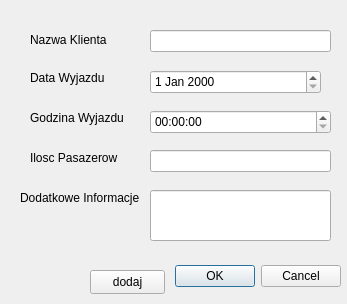
Before: the Qt Designer form addrecordwindow.ui in MATMANOFFICIAL/JarzabBazaDanych, drawn with Qt 5.
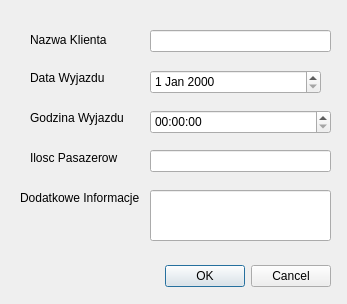
After: the same form once the commit is applied.

The edit to the form file:
```diff
--- a/addrecordwindow.ui
+++ b/addrecordwindow.ui
@@ -16,7 +16,7 @@
   <widget class="QDialogButtonBox" name="okanulujguzik">
    <property name="geometry">
     <rect>
-     <x>0</x>
+     <x>-10</x>
      <y>260</y>
      <width>341</width>
      <height>32</height>
@@ -150,19 +150,6 @@
     <string>Dodatkowe Informacje </string>
    </property>
   </widget>
-  <widget class="QPushButton" name="dodajguzik">
-   <property name="geometry">
-    <rect>
-     <x>90</x>
-     <y>270</y>
-     <width>75</width>
-     <height>24</height>
-    </rect>
-   </property>
-   <property name="text">
-    <string>dodaj</string>
-   </property>
-  </widget>
  </widget>
  <resources/>
  <connections>
```
